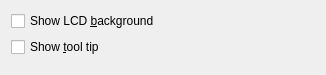
Above: applets/weatherstation/appearanceconfig.ui from KDE/kdeplasma-addons before the change. Below: the same form after it.
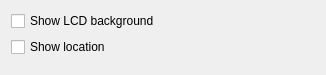
That is the form after the change.

Commit message: Now that lcd labels are settable show location on lcd

Diff of the .ui file:
```diff
--- a/applets/weatherstation/appearanceconfig.ui
+++ b/applets/weatherstation/appearanceconfig.ui
@@ -35,14 +35,14 @@
    <item>
     <widget class="QCheckBox" name="backgroundCheckBox">
      <property name="text">
-      <string>Show LCD &amp;background</string>
+      <string>Show LCD background</string>
      </property>
     </widget>
    </item>
    <item>
     <widget class="QCheckBox" name="tooltipCheckBox">
      <property name="text">
-      <string>Show &amp;tool tip</string>
+      <string>Show location</string>
      </property>
     </widget>
    </item>
```
The commit also changes 1 other file.
